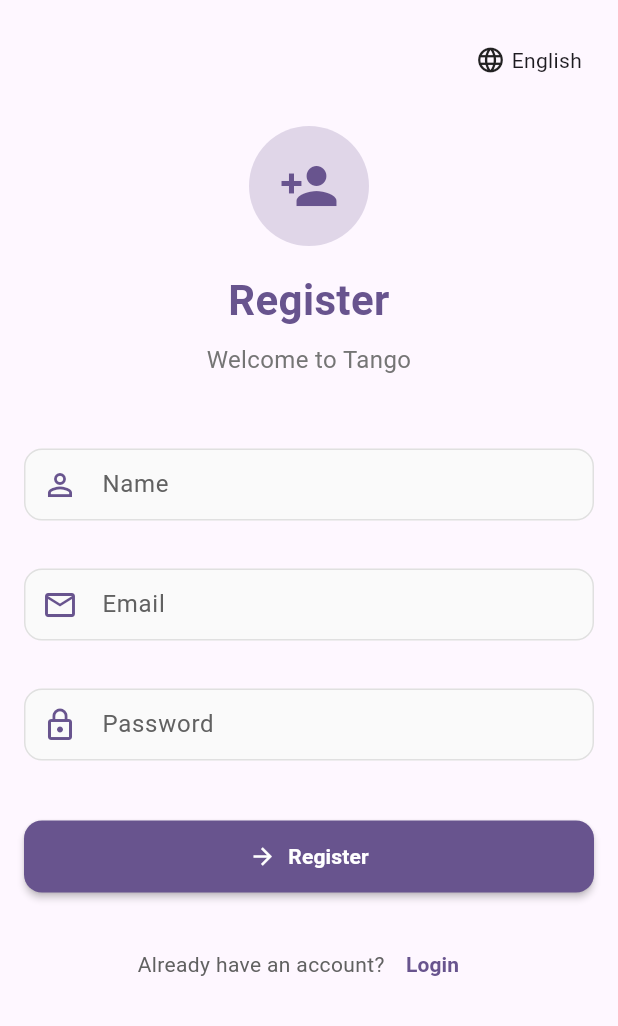
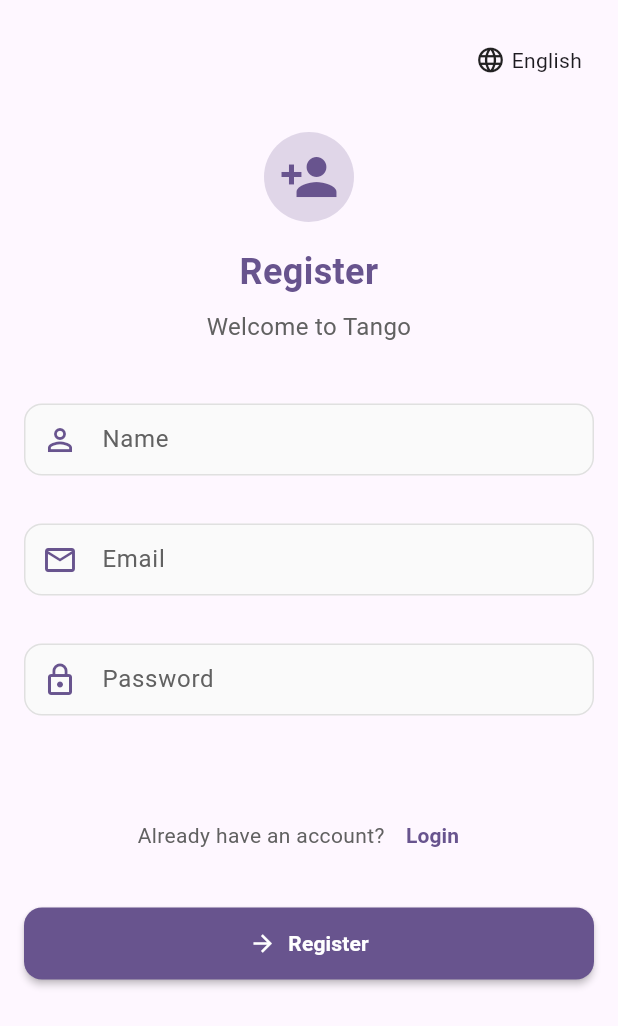
Before and after one commit to cristhiandalmazzo/tango_ai_companion, a Flutter app: the screen it shows after launch, after a tap on "Register", on a phone screen of 412 x 824 dp. Shown: the top 1026 px of the screen. Run offline on Flutter 3.47's test engine with Material 3 defaults, Android fonts, the phone set to English and light mode, and no system bars; our stand-ins replace flutter_markdown, image_picker, shared_preferences, supabase_flutter; accounts and stored records are empty; generated files the repository leaves out were written again.

Commit message:
refactored settings, relationships etc for error handling, styling and navigation

```diff
--- a/lib/screens/register_screen.dart
+++ b/lib/screens/register_screen.dart
@@ -5,6 +5,11 @@
 import 'package:flutter_gen/gen_l10n/app_localizations.dart';
 import 'home_screen.dart';
 import 'package:uuid/uuid.dart';
+import '../extensions/theme_extension.dart';
+import '../utils/style_constants.dart';
+import '../utils/navigation_utils.dart';
+import '../utils/error_utils.dart';
+import '../utils/form_utils.dart';
 import '../widgets/custom_text_field.dart';
 import '../widgets/custom_button.dart';
 import '../widgets/app_container.dart';
@@ -48,6 +53,7 @@
 
   /// Updates the user's profile with the relationship id.
   Future<void> _updateUserProfileWithRelationship(String userId, String relationshipId) async {
+    try {
       final response = await Supabase.instance.client
           .from('profiles')
           .update({'relationship_id': relationshipId})
@@ -63,9 +69,21 @@
         if (kDebugMode) {
           print("Failed to update profile with relationship id for user: $userId");
         }
-      ScaffoldMessenger.of(context).showSnackBar(
-        const SnackBar(content: Text("Failed to update profile with relationship information.")),
+        if (mounted) {
+          ErrorUtils.showErrorSnackBar(
+            context,
+            "Failed to update profile with relationship information."
           );
+        }
+      }
+    } catch (e) {
+      ErrorUtils.logError('SignUpScreen._updateUserProfileWithRelationship', e);
+      if (mounted) {
+        ErrorUtils.showErrorSnackBar(
+          context,
+          "Failed to update profile with relationship information."
+        );
+      }
     }
   }
 
@@ -156,20 +174,20 @@
               crossAxisAlignment: CrossAxisAlignment.start,
               children: [
                 Text(l10n.shareLink),
-                const SizedBox(height: 12),
+                SizedBox(height: StyleConstants.spacingM),
                 Container(
-                  padding: const EdgeInsets.all(12),
+                  padding: EdgeInsets.all(StyleConstants.spacingM),
                   decoration: BoxDecoration(
-                    color: Theme.of(context).brightness == Brightness.dark
-                        ? const Color(0xFF2A2A2A)
+                    color: context.isDarkMode
+                        ? StyleConstants.darkSurface
                         : Colors.grey.shade100,
-                    borderRadius: BorderRadius.circular(8),
+                    borderRadius: BorderRadius.circular(StyleConstants.radiusM),
                   ),
                   child: SelectableText(
                     inviteUrl,
                     style: TextStyle(
                       fontWeight: FontWeight.w500,
-                      color: Theme.of(context).primaryColor,
+                      color: context.primaryColor,
                     ),
                   ),
                 ),
@@ -179,14 +197,15 @@
               TextButton(
                 onPressed: () {
                   Clipboard.setData(ClipboardData(text: inviteUrl));
-                  ScaffoldMessenger.of(context).showSnackBar(
-                    SnackBar(content: Text(l10n.linkCopied)),
+                  ErrorUtils.showErrorSnackBar(
+                    context,
+                    l10n.linkCopied,
                   );
                 },
                 child: Text(l10n.copyURL),
               ),
               TextButton(
-                onPressed: () => Navigator.of(context).pop(),
+                onPressed: () => NavigationUtils.goBack(context),
                 child: Text(l10n.close),
               )
             ],
@@ -205,41 +224,38 @@
         );
       }
     } on AuthException catch (e) {
-      if (kDebugMode) {
-        print("AuthException: ${e.message}");
-      }
+      ErrorUtils.logError('SignUpScreen._signUp', 'AuthException: ${e.message}');
+
       // Show a simple snackbar for email already registered.
       final l10n = AppLocalizations.of(context)!;
       if (e.message.toLowerCase().contains("user already registered")) {
-        ScaffoldMessenger.of(context).showSnackBar(
-          SnackBar(content: Text(l10n.emailRegistered)),
+        ErrorUtils.showErrorSnackBar(
+          context,
+          l10n.emailRegistered,
         );
       } else {
-        ScaffoldMessenger.of(context).showSnackBar(
-          SnackBar(content: Text("Error: ${e.message}")),
+        ErrorUtils.showErrorSnackBar(
+          context,
+          "Error: ${e.message}",
         );
       }
     } catch (error) {
-      if (kDebugMode) {
-        print("Unhandled error: $error");
-      }
-      ScaffoldMessenger.of(context).showSnackBar(
-        SnackBar(content: Text("Error: $error")),
+      ErrorUtils.logError('SignUpScreen._signUp', 'Unhandled error: $error');
+      ErrorUtils.showErrorSnackBar(
+        context,
+        ErrorUtils.getUserFriendlyMessage(error),
       );
     } finally {
+      if (mounted) {
         setState(() => _isLoading = false);
+      }
     }
   }
 
   @override
   Widget build(BuildContext context) {
-    final theme = Theme.of(context);
-    final isDarkMode = theme.brightness == Brightness.dark;
-
     return Scaffold(
-      backgroundColor: isDarkMode
-          ? Color.lerp(const Color(0xFF121212), theme.colorScheme.primary, 0.03)
-          : theme.scaffoldBackgroundColor,
+      backgroundColor: context.darkBackgroundWithTint,
       body: SafeArea(
         child: SingleChildScrollView(
           child: AppContainer(
@@ -249,13 +265,13 @@
                 Align(
                   alignment: Alignment.topRight,
                   child: Padding(
-                    padding: const EdgeInsets.only(top: 16),
+                    padding: EdgeInsets.only(top: StyleConstants.spacingM),
                     child: LanguageSelector(isCompact: false),
                   ),
                 ),
-                const SizedBox(height: 20),
+                SizedBox(height: StyleConstants.spacingL),
                 _buildHeader(),
-                const SizedBox(height: 40),
+                SizedBox(height: StyleConstants.spacingXL),
                 _buildRegisterForm(),
               ],
             ),
@@ -267,42 +283,40 @@
 
   Widget _buildHeader() {
     final l10n = AppLocalizations.of(context)!;
-    final theme = Theme.of(context);
-    final isDarkMode = theme.brightness == Brightness.dark;
 
     return Column(
       children: [
         Container(
-          height: 80,
-          width: 80,
+          height: StyleConstants.avatarSizeLarge,
+          width: StyleConstants.avatarSizeLarge,
           decoration: BoxDecoration(
-            color: theme.colorScheme.primary.withOpacity(0.2),
+            color: context.primaryColor.withOpacity(0.2),
             shape: BoxShape.circle,
           ),
           child: Icon(
             Icons.person_add,
             size: 40,
-            color: theme.colorScheme.primary,
+            color: context.primaryColor,
           ),
         ),
-        const SizedBox(height: 16),
+        SizedBox(height: StyleConstants.spacingM),
         Text(
           l10n.register,
           style: TextStyle(
-            fontSize: 28,
+            fontSize: StyleConstants.fontSizeXL,
             fontWeight: FontWeight.bold,
-            color: theme.colorScheme.primary,
+            color: context.primaryColor,
           ),
           textAlign: TextAlign.center,
         ),
-        const SizedBox(height: 8),
+        SizedBox(height: StyleConstants.spacingS),
         Text(
           relationshipIdFromUrl != null
               ? l10n.joinPartnerRelationship
               : l10n.welcome,
           style: TextStyle(
-            fontSize: 16,
-            color: isDarkMode ? Colors.white70 : Colors.grey.shade600,
+            fontSize: StyleConstants.fontSizeM,
+            color: context.textSecondaryColor,
           ),
           textAlign: TextAlign.center,
         ),
@@ -312,60 +326,45 @@
 
   Widget _buildRegisterForm() {
     final l10n = AppLocalizations.of(context)!;
-    final theme = Theme.of(context);
 
-    return Column(
-      crossAxisAlignment: CrossAxisAlignment.stretch,
-      children: [
-        CustomTextField(
+    return FormUtils.buildFormLayout(
+      context: context,
+      fields: [
+        FormUtils.buildTextField(
+          context: context,
           controller: _nameController,
           label: l10n.name,
           hintText: l10n.enterFullName,
-          prefixIcon: Icon(Icons.person_outline, color: theme.colorScheme.primary),
+          prefixIcon: Icons.person_outline,
         ),
-        const SizedBox(height: 16),
-        CustomTextField(
+        FormUtils.buildEmailField(
+          context: context,
           controller: _emailController,
           label: l10n.email,
           hintText: l10n.enterEmail,
-          keyboardType: TextInputType.emailAddress,
-          prefixIcon: Icon(Icons.email_outlined, color: theme.colorScheme.primary),
         ),
-        const SizedBox(height: 16),
-        CustomTextField(
+        FormUtils.buildPasswordField(
+          context: context,
           controller: _passwordController,
           label: l10n.password,
           hintText: l10n.createPassword,
-          obscureText: true,
-          prefixIcon: Icon(Icons.lock_outline, color: theme.colorScheme.primary),
         ),
-        const SizedBox(height: 32),
-        CustomButton(
-          text: l10n.register,
-          onPressed: _signUp,
-          isLoading: _isLoading,
-          icon: Icons.arrow_forward,
-          backgroundColor: theme.colorScheme.primary,
-          textColor: theme.colorScheme.onPrimary,
-        ),
-        const SizedBox(height: 24),
+        SizedBox(height: StyleConstants.spacingM),
         Row(
           mainAxisAlignment: MainAxisAlignment.center,
           children: [
             Text(
               l10n.haveAccount,
               style: TextStyle(
-                color: theme.brightness == Brightness.dark
-                    ? Colors.white70
-                    : Colors.grey.shade700
+                color: context.textSecondaryColor,
               ),
             ),
             TextButton(
-              onPressed: () => Navigator.pushReplacementNamed(context, '/login'),
+              onPressed: () => NavigationUtils.replace(context, '/login'),
               child: Text(
                 l10n.login,
                 style: TextStyle(
-                  color: theme.colorScheme.primary,
+                  color: context.primaryColor,
                   fontWeight: FontWeight.bold,
                 ),
               ),
@@ -373,6 +372,10 @@
           ],
         ),
       ],
+      buttonText: l10n.register,
+      onSubmit: _signUp,
+      isLoading: _isLoading,
+      buttonIcon: Icons.arrow_forward,
     );
   }
 }
```
Also changed, not shown: lib/screens/settings_screen.dart (+63 -31 lines), lib/services/edge_functions_service.dart (+35 -16 lines), lib/services/relationship_service.dart (+27 -17 lines), lib/services/storage_service.dart (+16 -9 lines), lib/services/text_processing_service.dart (+4 -3 lines). Lines whose indentation alone changed are shown as unchanged.
